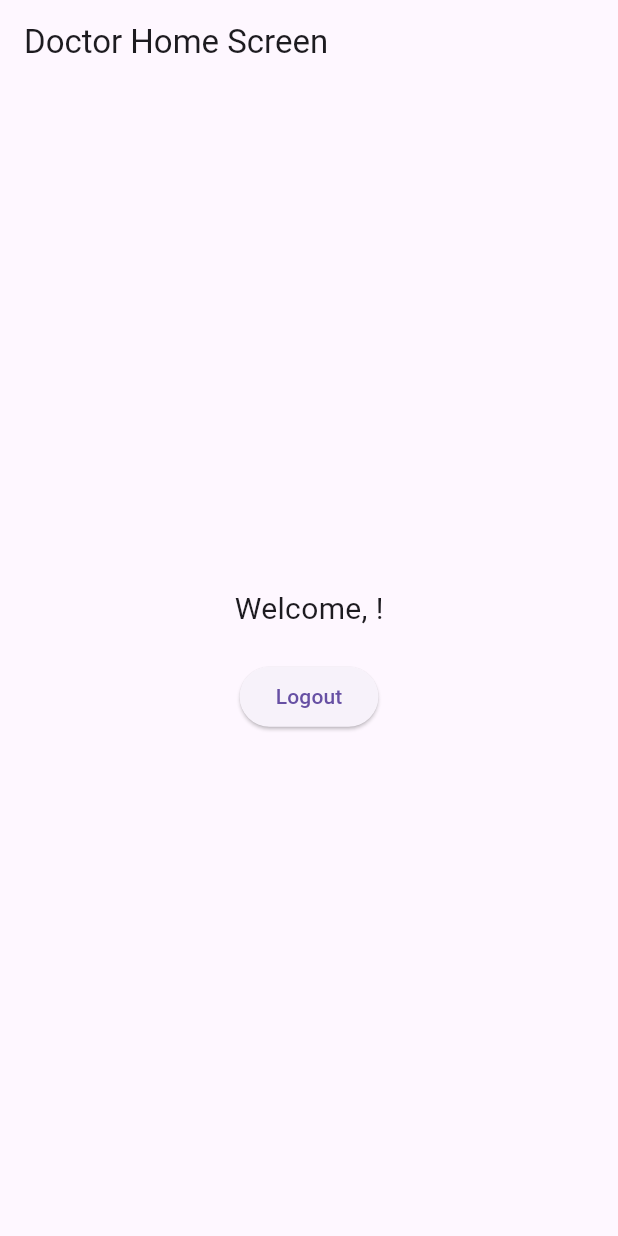
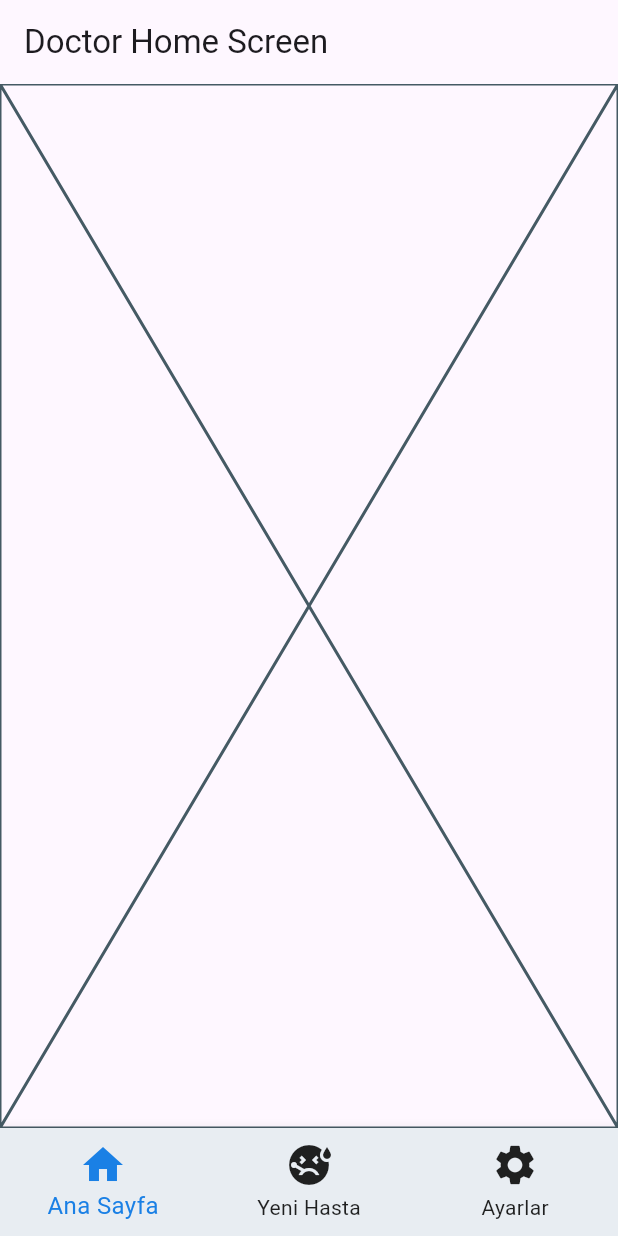
Before and after one commit to KeremTamirci/ImmunotherapyApp, a Flutter app: the DoctorHomeScreen screen opened directly, on a phone screen of 412 x 824 dp. Run offline on Flutter 3.47's test engine with Material 3 defaults, Android fonts, the phone set to English and light mode, and no system bars; our stand-ins replace cloud_firestore, firebase_auth, firebase_core, firebase_messaging, flutter_local_notifications; accounts and stored records are empty.

Commit message:
Bottom Navigation Bar Added

```diff
--- a/immunotheraphy_app/lib/doctor/screens/doctor_home_screen.dart
+++ b/immunotheraphy_app/lib/doctor/screens/doctor_home_screen.dart
@@ -1,6 +1,8 @@
 import 'package:firebase_auth/firebase_auth.dart';
-import 'package:immunotheraphy_app/doctor/screens/doctor_signin_screen.dart';
+import 'package:immunotheraphy_app/doctor/screens/doctor_profile_page.dart';
 import 'package:flutter/material.dart';
+import 'package:immunotheraphy_app/doctor/screens/new_patient_page.dart';
+import 'package:immunotheraphy_app/utils/color_utils.dart';
 
 class DoctorHomeScreen extends StatefulWidget {
   const DoctorHomeScreen({Key? key}) : super(key: key);
@@ -11,6 +13,10 @@ class DoctorHomeScreen extends StatefulWidget {
 
 class _DoctorHomeScreenState extends State<DoctorHomeScreen> {
   late User _user;
+  final Text homeScreenTitle = const Text("Doctor Home Screen");
+  final Text logOutText = const Text("Log Out");
+  final TextStyle style = const TextStyle(fontSize: 20);
+  var selectedIndex = 0;
 
   @override
   void initState() {
@@ -29,33 +35,71 @@ class _DoctorHomeScreenState extends State<DoctorHomeScreen> {
 
   @override
   Widget build(BuildContext context) {
+    Widget page;
+    switch (selectedIndex) {
+      case 0:
+        page = const Placeholder();
+        break;
+      case 1:
+        page = const NewPatientPage();
+        break;
+      case 2:
+        page = const DoctorProfilePage();
+        break;
+      default:
+        throw UnimplementedError('no widget for $selectedIndex');
+    }
+    var mainArea = ColoredBox(
+      color: const Color.fromARGB(0, 188, 188, 253),
+      child: AnimatedSwitcher(
+        duration: const Duration(milliseconds: 500),
+        child: page,
+      ),
+    );
     return Scaffold(
       appBar: AppBar(
-        title: Text('Doctor Home Screen'),
+        title: const Text('Doctor Home Screen'),
+      ),
+      bottomNavigationBar: Theme(
+        data: Theme.of(context).copyWith(
+            // sets the background color of the `BottomNavigationBar`
+            ), // sets the inactive color of the `BottomNavigationBar`
+        child: SizedBox(
+          height: 72,
+          child: BottomNavigationBar(
+            // backgroundColor: hexStringToColor("1A80E5"),
+            backgroundColor: hexStringToColor("E8EDF2"),
+            items: const <BottomNavigationBarItem>[
+              BottomNavigationBarItem(
+                icon: Icon(Icons.home),
+                label: 'Ana Sayfa',
+              ),
+              BottomNavigationBarItem(
+                icon: Icon(Icons.sick),
+                label: 'Yeni Hasta',
+              ),
+              BottomNavigationBarItem(
+                icon: Icon(Icons.settings),
+                label: 'Ayarlar',
+              ),
+            ],
+            currentIndex: selectedIndex,
+            unselectedItemColor: Colors.black87,
+            showUnselectedLabels: true,
+            iconSize: 32,
+            unselectedLabelStyle: const TextStyle(fontSize: 14),
+            selectedLabelStyle: const TextStyle(fontSize: 16),
+            selectedItemColor: hexStringToColor("1A80E5"),
+            onTap: (value) {
+              setState(() {
+                selectedIndex = value;
+              });
+            },
+          ),
+        ),
       ),
       body: Center(
-        child: Column(
-          mainAxisAlignment: MainAxisAlignment.center,
-          children: [
-            Text(
-              'Welcome, ${_user.displayName ?? 'Guest'}!',
-              style: TextStyle(fontSize: 20),
-            ),
-            SizedBox(height: 20),
-            ElevatedButton(
-              child: Text("Logout"),
-              onPressed: () {
-                FirebaseAuth.instance.signOut().then((value) {
-                  print("Signed Out");
-                  Navigator.pushReplacement(
-                    context,
-                    MaterialPageRoute(builder: (context) => DoctorSignInScreen()),
-                  );
-                });
-              },
-            ),
-          ],
-        ),
+        child: mainArea,
       ),
     );
   }
```
Also changed, not shown: immunotheraphy_app/lib/doctor/screens/doctor_profile_page.dart (added, +61 -0 lines), immunotheraphy_app/lib/doctor/screens/new_patient_page.dart (added, +15 -0 lines).
